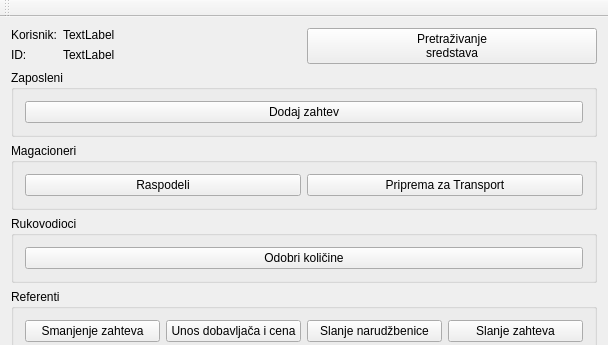
Before: the Qt Designer form mainwindow.ui in zivke/nabavke, drawn with Qt 5; both pictures show x 0 to 608 and y 0 to 345 of the 608 by 579 pixel window.
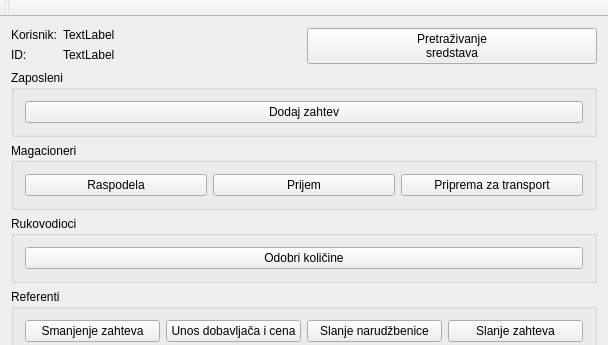
After: the same form once the commit is applied. Icons and pictures are not drawn.

Patch:
```diff
--- a/mainwindow.ui
+++ b/mainwindow.ui
@@ -97,14 +97,21 @@
        <item>
         <widget class="QPushButton" name="btnRaspodeli">
          <property name="text">
-          <string>Raspodeli</string>
+          <string>Raspodela</string>
+         </property>
+        </widget>
+       </item>
+       <item>
+        <widget class="QPushButton" name="pushButton_4">
+         <property name="text">
+          <string>Prijem</string>
          </property>
         </widget>
        </item>
        <item>
         <widget class="QPushButton" name="btnpriprema">
          <property name="text">
-          <string>Priprema za Transport</string>
+          <string>Priprema za transport</string>
          </property>
         </widget>
        </item>
```
Left out of the diff: 2 changed lines with no effect on the pictures.
